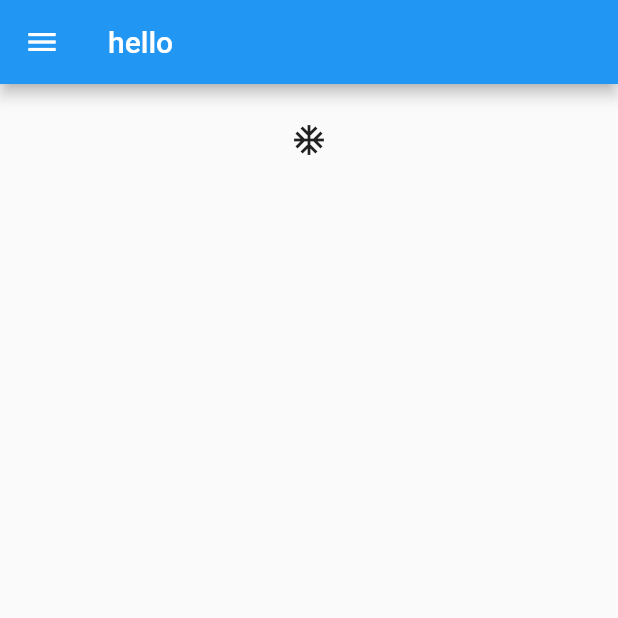
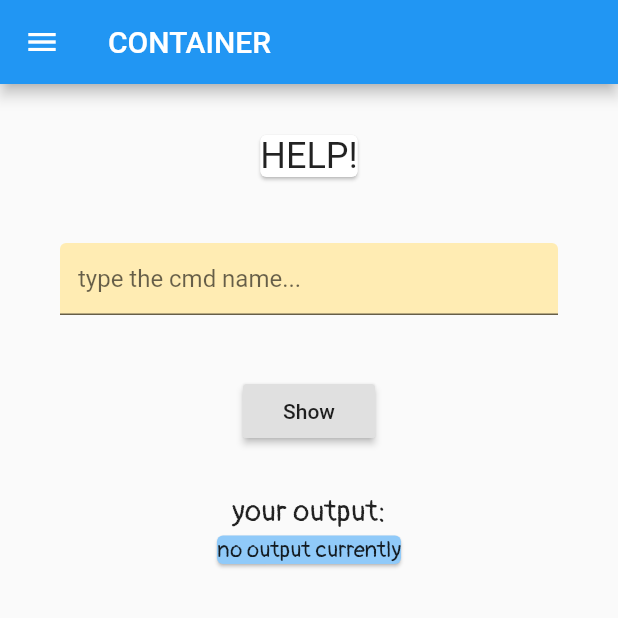
Before and after one commit to parth-b/docker_app1, a Flutter app: the ContScreen screen opened directly, on a phone screen of 412 x 824 dp, the top half of it. Run offline on Flutter 3.47's test engine with Material 2 defaults, Android fonts, the phone set to English and light mode, and no system bars; network calls fail.

Commit message:
container help page

```diff
--- a/lib/main.dart
+++ b/lib/main.dart
@@ -1,7 +1,7 @@
 import 'package:flutter/cupertino.dart';
 import 'package:flutter/material.dart';
 
-import 'ui/FirstScreen.dart';
+import 'ui/VolScreen.dart';
 import 'ui/container/ContScreen.dart';
 import 'ui/ImgScreen.dart';
 import 'ui/NetScreen.dart';
--- a/lib/ui/container/ContScreen.dart
+++ b/lib/ui/container/ContScreen.dart
@@ -1,5 +1,6 @@
 import 'package:docker_app/ui/container/ContRun.dart';
 import 'package:flutter/material.dart';
+import 'package:http/http.dart' as http;
 
 class ContScreen extends StatefulWidget {
   @override
@@ -7,11 +8,22 @@ class ContScreen extends StatefulWidget {
 }
 
 class _ContScreenState extends State<ContScreen> {
+  var help1, data;
+  webhelp1(help1) async {
+    var res = await http
+        .get('http://192.168.29.144/cgi-bin/helpcont.py?help1=$help1');
+    var sol = res.body;
+    print(sol);
+    setState(() {
+      data = sol;
+    });
+  }
+
   @override
   Widget build(BuildContext context) {
     return Scaffold(
         appBar: AppBar(
-        title: Text("hello"),
+          title: Text("CONTAINER"),
         ),
         drawer: Drawer(
           child: ListView(
@@ -23,27 +35,74 @@ class _ContScreenState extends State<ContScreen> {
                 title: Text("create container"),
                 onTap: () {
                   Navigator.pop(context);
-
+                  Navigator.push(context,
+                      new MaterialPageRoute(builder: (context) => ContRun()));
                   //Navigator.push(context, route)
                 },
               )
             ],
           ),
         ),
-      body: ListView(
-        children: <Widget>[
+        body: Column(children: <Widget>[
           Container(
-            height: 75,
-            child: IconButton(
-              icon: Icon(Icons.ac_unit),
+            margin: EdgeInsets.only(top: 30),
+            child: Card(
+                child: Text(
+              "HELP!",
+              style: TextStyle(fontSize: 24),
+            )),
+          ),
+          Container(
+            padding: EdgeInsets.all(40),
+            child: TextField(
+              decoration: InputDecoration(
+                hintText: "type the cmd name... ",
+                filled: true,
+                fillColor: Colors.amber.shade100,
+              ),
+              onChanged: (value) {
+                help1 = value;
+              },
+            ),
+          ),
+          Container(
+            // height: 75,
+            child: RaisedButton(
               onPressed: () {
-                Navigator.push(context,
-                    new MaterialPageRoute(builder: (context) => ContRun()));
+                webhelp1(help1);
+                print("pressed");
               },
+              child: Text("Show"),
+            ),
+          ),
+          Container(
+            padding: EdgeInsets.all(30),
+            child: Column(
+              children: [
+                Container(
+                  child: Text(
+                    "your output:",
+                    style: TextStyle(
+                      fontSize: 20,
+                      fontFamily: "Pangolin",
+                    ),
+                  ),
+                ),
+                Container(
+                  child: Card(
+                    color: Colors.blue.shade200,
+                    child: Text(
+                      data ?? "no output currently",
+                      style: TextStyle(
+                        fontSize: 15,
+                        fontFamily: "Pangolin",
+                      ),
+                    ),
                   ),
                 ),
               ],
             ),
-    );
+          )
+        ]));
   }
 }
```
Also changed, not shown: lib/ui/VolScreen.dart (renamed from lib/ui/FirstScreen.dart). Lines whose indentation alone changed are shown as unchanged.
